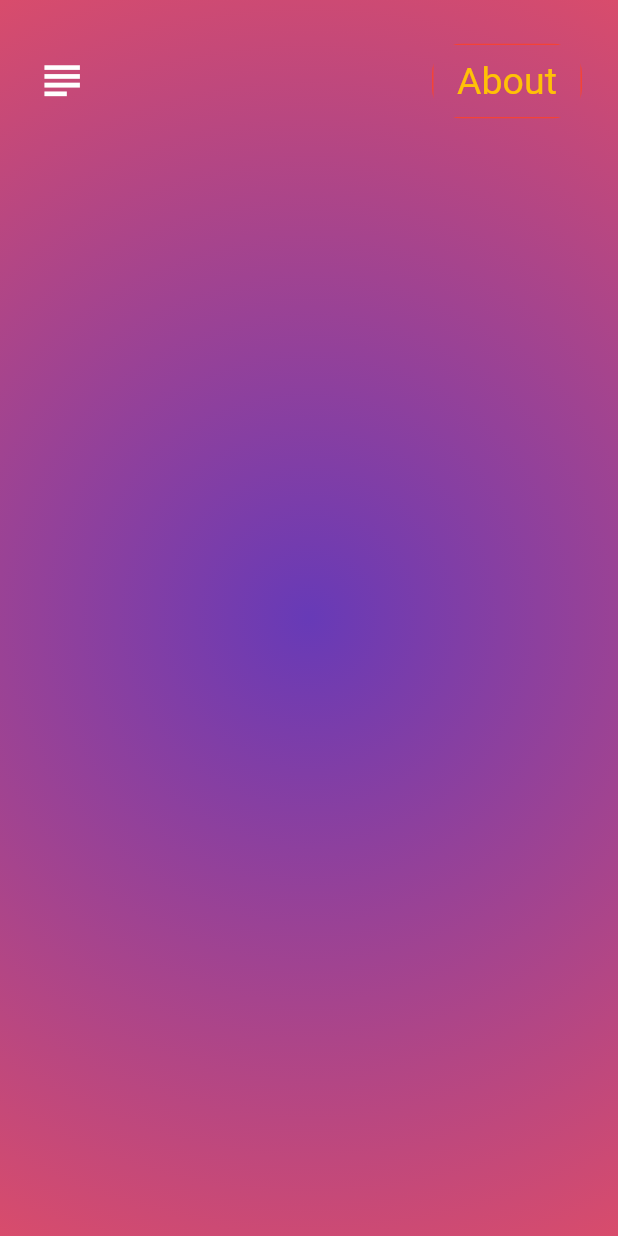
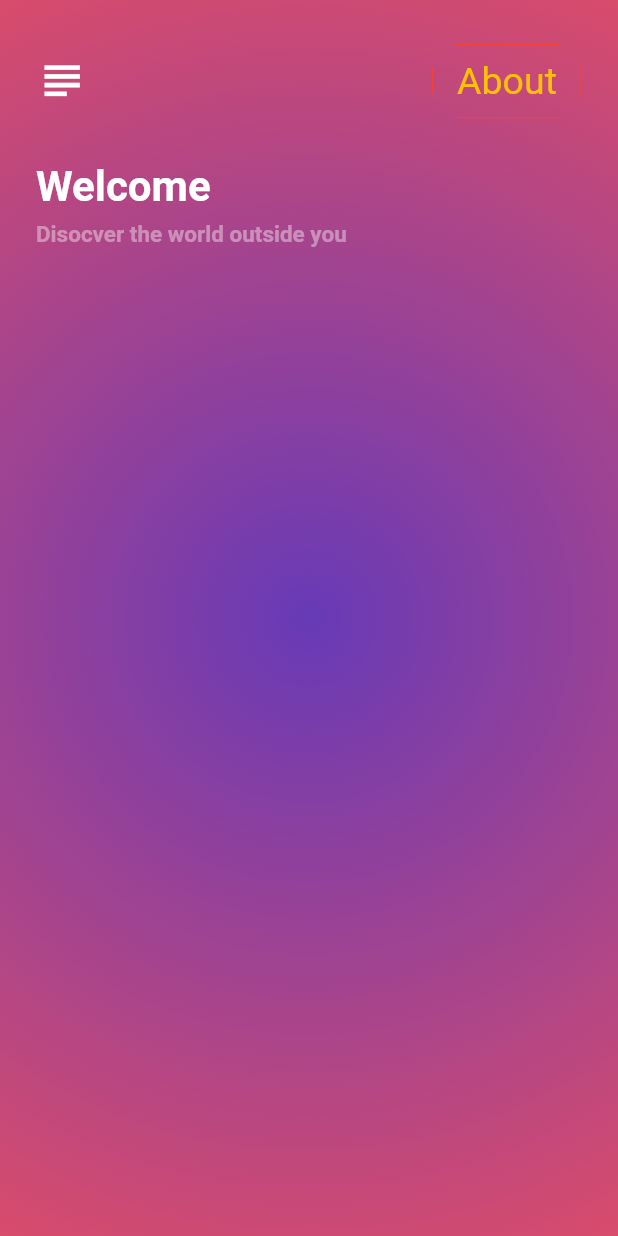
Before and after one commit to Rohit-RA-2020/Universe-App, a Flutter app: the screen it shows after launch, on a phone screen of 412 x 824 dp. Run offline on Flutter 3.47's test engine with Material 2 defaults, Android fonts, the phone set to English and light mode, and no system bars; our stand-ins replace simple_animations.

Commit message:
Using the custom made animation in Text Heading

```diff
--- a/lib/home.dart
+++ b/lib/home.dart
@@ -1,6 +1,5 @@
 import 'package:flutter/material.dart';
 import 'package:universe/fadeAnimation.dart';
-
 
 class Home extends StatefulWidget {
   @override
@@ -70,7 +69,53 @@ class _HomeState extends State<Home> {
                         ],
                       ),
                     ),
-
+                    FadeAnimation(
+                      fadeDirection: FadeDirection.left,
+                      delay: 1,
+                      child: Padding(
+                        padding: EdgeInsets.symmetric(
+                          horizontal: 24,
+                        ),
+                        child: Column(
+                          crossAxisAlignment: CrossAxisAlignment.start,
+                          children: <Widget>[
+                            Text(
+                              'Welcome',
+                              textAlign: TextAlign.start,
+                              style: TextStyle(
+                                color: Colors.white,
+                                fontSize: 28,
+                                fontWeight: FontWeight.bold,
+                              ),
+                            ),
+                            SizedBox(height: 6),
+                          ],
+                        ),
+                      ),
+                    ),
+                    FadeAnimation(
+                      fadeDirection: FadeDirection.top,
+                      delay: 1,
+                      child: Padding(
+                        padding: EdgeInsets.symmetric(
+                          horizontal: 24,
+                        ),
+                        child: Column(
+                          crossAxisAlignment: CrossAxisAlignment.start,
+                          children: <Widget>[
+                            Text(
+                              'Disocver the world outside you',
+                              textAlign: TextAlign.start,
+                              style: TextStyle(
+                                  fontSize: 15,
+                                  color: Colors.white.withOpacity(0.4),
+                                  fontWeight: FontWeight.bold),
+                            ),
+                            SizedBox(height: 6),
+                          ],
+                        ),
+                      ),
+                    )
                   ],
                 ),
               )
```
